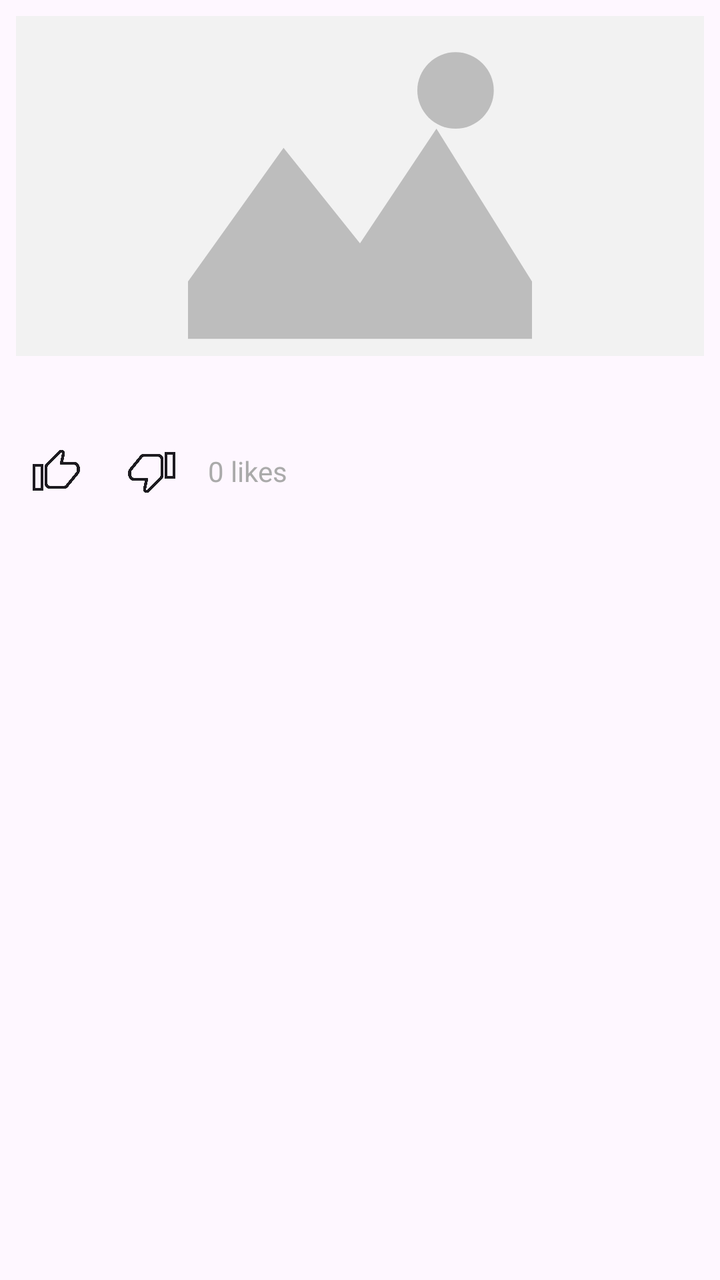
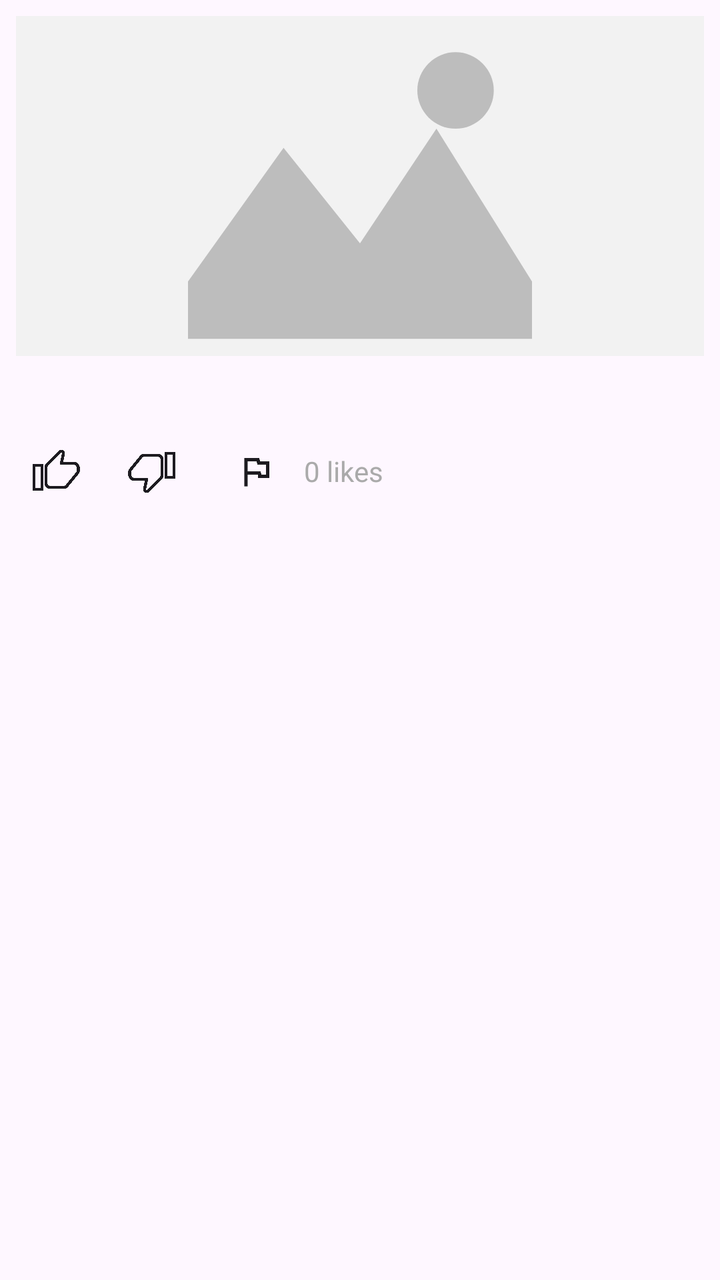

Screens rendered from an Android XML layout before and after an edit, with the pre-edit source and the edit as a unified diff.
<!-- AndroidManifest.xml: application theme Theme.VassarEats -->
<!-- res/layout/expandable_list_food_item.xml -->
<?xml version="1.0" encoding="utf-8"?>
<LinearLayout xmlns:android="http://schemas.android.com/apk/res/android"
    xmlns:app="http://schemas.android.com/apk/res-auto"
    android:layout_width="match_parent"
    android:layout_height="wrap_content"
    android:orientation="vertical"
    android:padding="8dp">

    <ImageView
        android:id="@+id/imageViewFood"
        android:layout_width="match_parent"
        android:layout_height="170dp"
        android:scaleType="centerCrop"
        android:contentDescription="Food image"
        android:src="@drawable/ic_image_placeholder" />

    <TextView
        android:id="@+id/foodItemName"
        android:layout_width="match_parent"
        android:layout_height="wrap_content"
        android:textSize="16sp"
        android:textColor="@android:color/darker_gray"
        android:padding="4dp" />

    <LinearLayout
        android:layout_width="match_parent"
        android:layout_height="wrap_content"
        android:orientation="horizontal"
        android:layout_marginTop="8dp"
        android:gravity="center_vertical">

        <ImageButton
            android:id="@+id/likeButton"
            android:layout_width="40dp"
            android:layout_height="40dp"
            android:background="?selectableItemBackgroundBorderless"
            app:srcCompat="@drawable/ic_thumb_up_outline"
            app:tint="?attr/colorOnSurface"
            android:contentDescription="@string/like_button" />

        <ImageButton
            android:id="@+id/dislikeButton"
            android:layout_width="40dp"
            android:layout_height="40dp"
            android:layout_marginStart="8dp"
            android:background="?selectableItemBackgroundBorderless"
            app:srcCompat="@drawable/ic_thumb_down_outline"
            app:tint="?attr/colorOnSurface"
            android:contentDescription="@string/dislike_button" />

        <TextView
            android:id="@+id/likesCount"
            android:layout_width="wrap_content"
            android:layout_height="wrap_content"
            android:layout_marginStart="8dp"
            android:text="0 likes"
            android:textColor="@android:color/darker_gray"
            android:textSize="14sp" />

    </LinearLayout>
</LinearLayout>
<!-- resources referenced by this layout -->
<resources>
  <!-- drawable ic_image_placeholder (drawable) -->
  <?xml version="1.0" encoding="utf-8"?>
  <layer-list xmlns:android="http://schemas.android.com/apk/res/android">
  
      
      <item>
          <shape android:shape="rectangle">
              <solid android:color="#F2F2F2"/>
              <corners android:radius="8dp"/>
          </shape>
      </item>
  
      
      <item android:top="6dp" android:bottom="6dp" android:left="6dp" android:right="6dp">
          <vector
              android:width="24dp"
              android:height="24dp"
              android:viewportWidth="24"
              android:viewportHeight="24">
  
              
              <path
                  android:fillColor="#BDBDBD"
                  android:pathData="M3,17 L8,10 L12,15 L16,9 L21,17 L21,20 L3,20 Z" />
  
              
              <path
                  android:fillColor="#BDBDBD"
                  android:pathData="M17,7 m-2,0 a2,2 0 1,0 4,0 a2,2 0 1,0 -4,0" />
          </vector>
      </item>
  </layer-list>
  <!-- drawable ic_thumb_down_outline (drawable) -->
  <?xml version="1.0" encoding="utf-8"?>
  <vector xmlns:android="http://schemas.android.com/apk/res/android"
      android:width="24dp"
      android:height="24dp"
      android:viewportWidth="24"
      android:viewportHeight="24">
      <group
          android:rotation="180"
          android:pivotX="12"
          android:pivotY="12">
          <path
              android:fillColor="@android:color/transparent"
              android:strokeColor="#FF000000"
              android:strokeWidth="1.5"
              android:strokeLineJoin="round"
              android:strokeLineCap="round"
              android:pathData="M1,21h4V9H1v12zM23,10c0-1.1-0.9-2-2-2h-6.31l0.95-4.57 0.03-0.32c0-0.41-0.17-0.79-0.44-1.06L14.17,2 7.59,8.59C7.22,8.95 7,9.45 7,10v8c0,1.1 0.9,2 2,2h7c0.83,0 1.54-0.5 1.84-1.22L23,12.5c0.09-0.27 0.14-0.55 0.14-0.85V10z"/>
      </group>
  </vector>
  <!-- drawable ic_thumb_up_outline (drawable) -->
  <?xml version="1.0" encoding="utf-8"?>
  <vector xmlns:android="http://schemas.android.com/apk/res/android"
      android:width="24dp"
      android:height="24dp"
      android:viewportWidth="24"
      android:viewportHeight="24">
      
      <path
          android:fillColor="@android:color/transparent"
          android:strokeColor="#FF000000"
          android:strokeWidth="1.5"
          android:strokeLineJoin="round"
          android:strokeLineCap="round"
          android:pathData="M1,21h4V9H1v12zM23,10c0-1.1-0.9-2-2-2h-6.31l0.95-4.57 0.03-0.32c0-0.41-0.17-0.79-0.44-1.06L14.17,2 7.59,8.59C7.22,8.95 7,9.45 7,10v8c0,1.1 0.9,2 2,2h7c0.83,0 1.54-0.5 1.84-1.22L23,12.5c0.09-0.27 0.14-0.55 0.14-0.85V10z"/>
  </vector>
  <string name="dislike_button">Dislike button</string>
  <string name="like_button">Like button</string>
  <style name="Theme.VassarEats" parent="Base.Theme.VassarEats" />
  <style name="Base.Theme.VassarEats" parent="Theme.Material3.DayNight.NoActionBar">
          
          
      </style>
</resources>

<!-- the commit's change to res/layout/expandable_list_food_item.xml (unified diff, before → after) -->
@@ -5,6 +5,20 @@
     android:layout_height="wrap_content"
     android:orientation="vertical"
     android:padding="8dp">
+
+    <com.facebook.shimmer.ShimmerFrameLayout
+        android:id="@+id/imageShimmer"
+        android:layout_width="96dp"
+        android:layout_height="72dp"
+        android:visibility="gone"
+        app:shimmer_auto_start="false"
+        app:shimmer_duration="1000">
+
+        <View
+            android:layout_width="match_parent"
+            android:layout_height="match_parent"
+            android:background="@color/gray" />
+    </com.facebook.shimmer.ShimmerFrameLayout>
 
     <ImageView
         android:id="@+id/imageViewFood"
@@ -48,6 +62,17 @@
             app:tint="?attr/colorOnSurface"
             android:contentDescription="@string/dislike_button" />
 
+        <com.google.android.material.button.MaterialButton
+            android:id="@+id/reportImageButton"
+            style="@style/Widget.Material3.Button.IconButton"
+            android:layout_width="40dp"
+            android:layout_height="40dp"
+            android:layout_marginStart="8dp"
+            android:contentDescription="@string/report_image"
+            app:icon="@drawable/ic_flag_outline"
+            app:iconTint="?attr/colorOnSurface"
+            app:rippleColor="?attr/colorControlHighlight" />
+
         <TextView
             android:id="@+id/likesCount"
             android:layout_width="wrap_content"
<!-- resource entries referenced after the edit -->
@@ -1,5 +1,20 @@
 <!-- resources referenced by this layout -->
 <resources>
+  <color name="gray">#BDBDBD</color>
+  <!-- drawable ic_flag_outline (drawable) -->
+  <?xml version="1.0" encoding="utf-8"?>
+  <vector xmlns:android="http://schemas.android.com/apk/res/android"
+      android:width="24dp"
+      android:height="24dp"
+      android:viewportWidth="24"
+      android:viewportHeight="24">
+      <path
+          android:fillColor="@android:color/transparent"
+          android:pathData="M0,0h24v24h-24z"/>
+      <path
+          android:fillColor="?attr/colorOnSurface"
+          android:pathData="M14.4,6L14,4H5v17h2v-7h6l0.4,2H20V6zM18,14h-2.8l-0.4,-2H7V6h5.4l0.4,2H18z"/>
+  </vector>
   <!-- drawable ic_image_placeholder (drawable) -->
   <?xml version="1.0" encoding="utf-8"?>
   <layer-list xmlns:android="http://schemas.android.com/apk/res/android">
@@ -70,6 +85,7 @@
   </vector>
   <string name="dislike_button">Dislike button</string>
   <string name="like_button">Like button</string>
+  <string name="report_image">Report image</string>
   <style name="Theme.VassarEats" parent="Base.Theme.VassarEats" />
   <style name="Base.Theme.VassarEats" parent="Theme.Material3.DayNight.NoActionBar">
           
